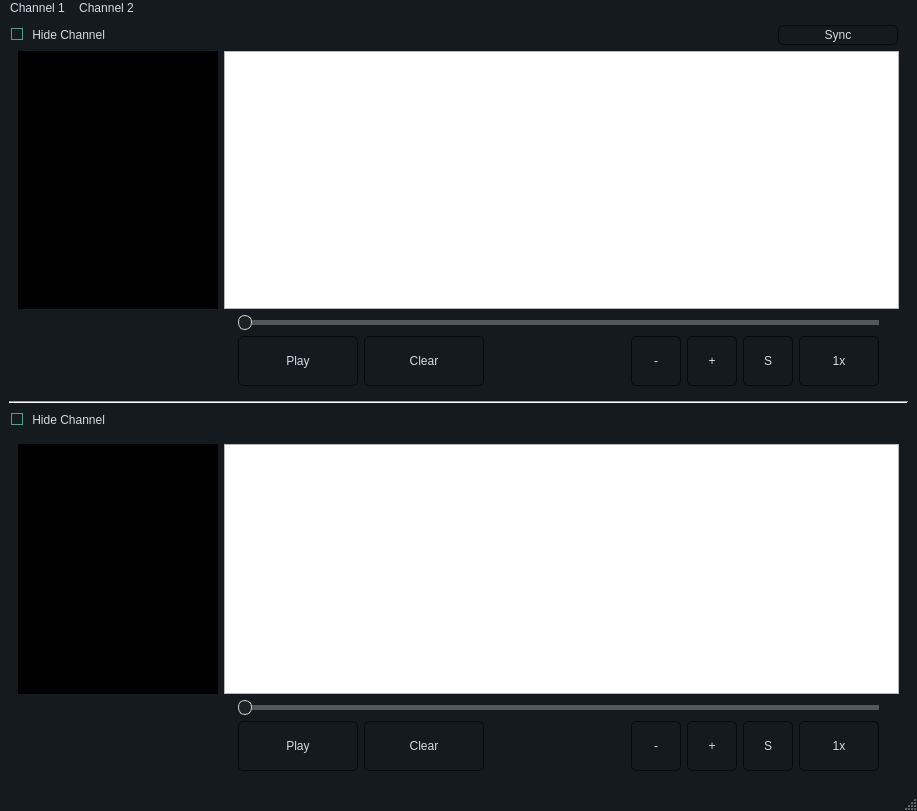
The window that main.ui (amirhesham65/signal_studio) describes before a commit, drawn with Qt 5.
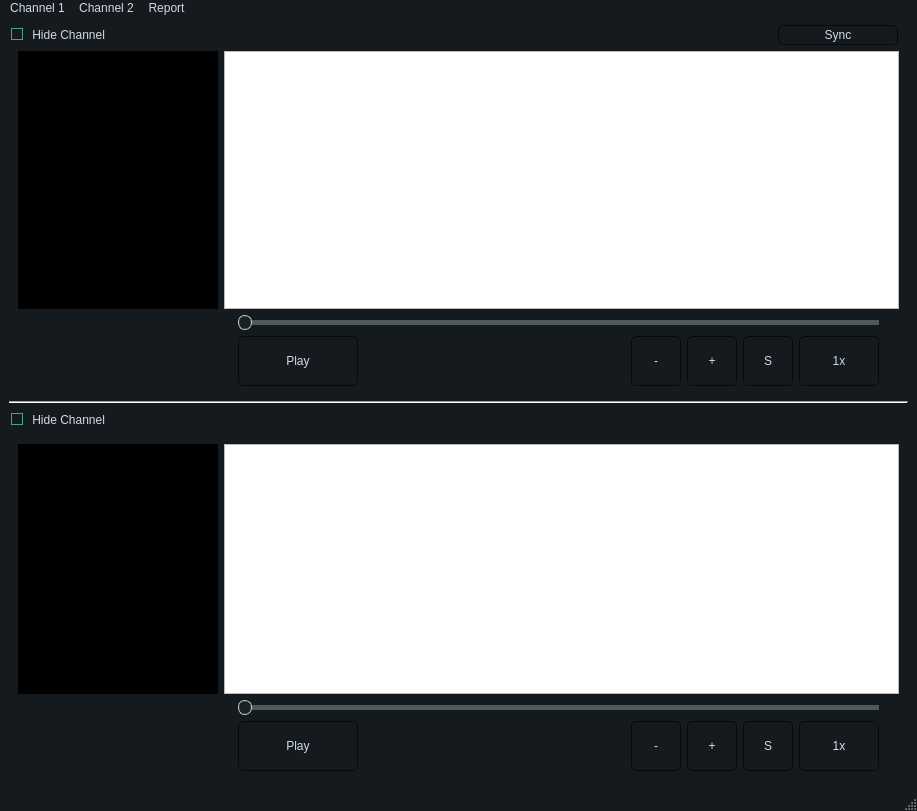
The same window after the commit. Custom widgets are drawn as their Qt base class.

```diff
--- a/main.ui
+++ b/main.ui
@@ -581,25 +581,6 @@
                  </property>
                 </widget>
                </item>
-               <item>
-                <widget class="QPushButton" name="clear_button_1">
-                 <property name="minimumSize">
-                  <size>
-                   <width>120</width>
-                   <height>50</height>
-                  </size>
-                 </property>
-                 <property name="maximumSize">
-                  <size>
-                   <width>150</width>
-                   <height>16777215</height>
-                  </size>
-                 </property>
-                 <property name="text">
-                  <string>Clear</string>
-                 </property>
-                </widget>
-               </item>
                <item>
                 <spacer name="horizontalSpacer">
                  <property name="orientation">
@@ -782,25 +763,6 @@
                  </property>
                 </widget>
                </item>
-               <item>
-                <widget class="QPushButton" name="clear_button_2">
-                 <property name="minimumSize">
-                  <size>
-                   <width>120</width>
-                   <height>50</height>
-                  </size>
-                 </property>
-                 <property name="maximumSize">
-                  <size>
-                   <width>150</width>
-                   <height>16777215</height>
-                  </size>
-                 </property>
-                 <property name="text">
-                  <string>Clear</string>
-                 </property>
-                </widget>
-               </item>
                <item>
                 <spacer name="horizontalSpacer_2">
                  <property name="orientation">
@@ -896,7 +858,7 @@
      <x>0</x>
      <y>0</y>
      <width>917</width>
-     <height>24</height>
+     <height>23</height>
     </rect>
    </property>
    <widget class="QMenu" name="menuFile">
@@ -917,8 +879,16 @@
     <addaction name="actionPlay_Pause_2"/>
     <addaction name="clear_signal_ch2"/>
    </widget>
+   <widget class="QMenu" name="menuReport">
+    <property name="title">
+     <string>Report</string>
+    </property>
+    <addaction name="generate_Report"/>
+    <addaction name="actionClear_Snapshots"/>
+   </widget>
    <addaction name="menuFile"/>
    <addaction name="menuChannel_2"/>
+   <addaction name="menuReport"/>
   </widget>
   <action name="import_signal_ch1">
    <property name="text">
```
Left out of the diff: 14 changed lines with no effect on the pictures.
